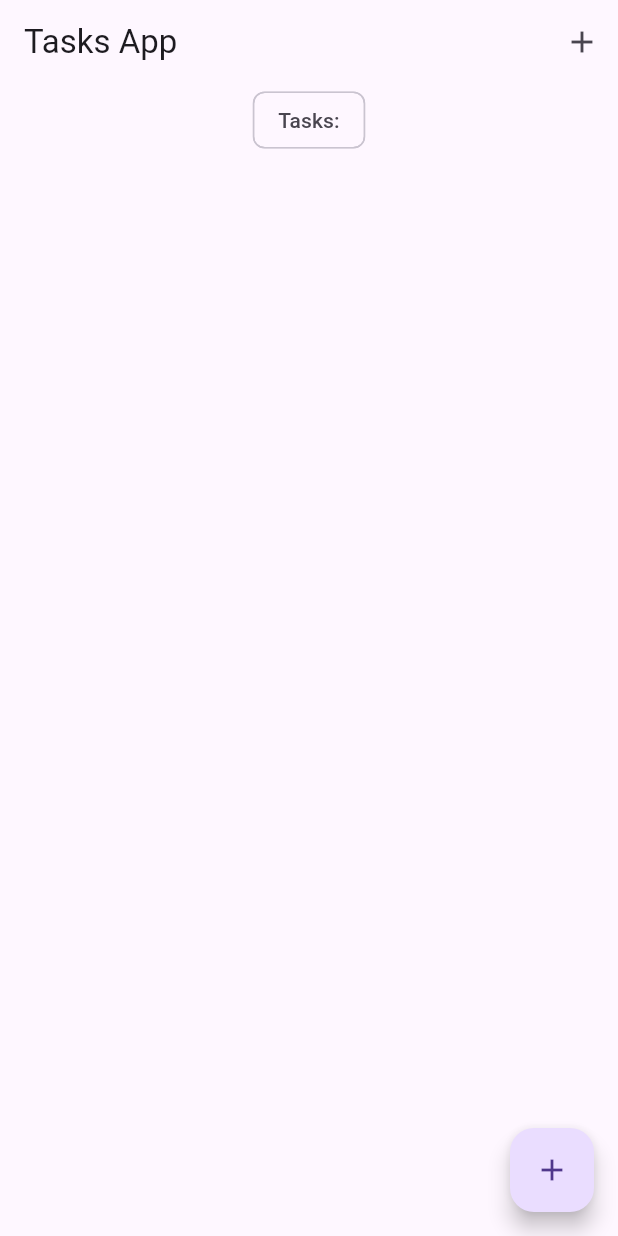
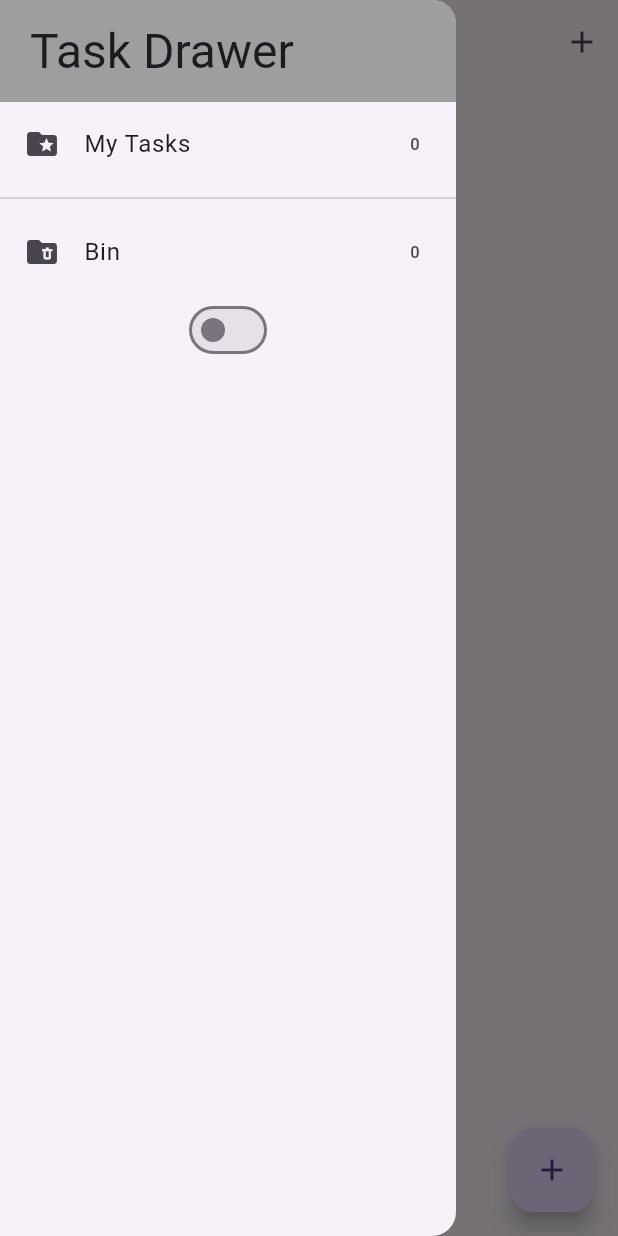
Before and after one commit to AmassanaSergeJunior/flutter-todo-bloc, a Flutter app: the screen it shows after launch, with the side drawer open (before the commit the screen has no drawer), on a phone screen of 412 x 824 dp. Run offline on Flutter 3.47's test engine with Material 3 defaults, Android fonts, the phone set to English and light mode, and no system bars; our stand-ins replace equatable, flutter_bloc, hydrated_bloc.

Commit message:
drawer and Recycle bin

```diff
--- a/lib/blocs/bloc/tasks_event.dart
+++ b/lib/blocs/bloc/tasks_event.dart
@@ -27,6 +27,16 @@ class AddTask extends TasksEvent {
   List<Object> get props => [task];
 }
 
+class RemoveTask extends TasksEvent {
+  final Task task;
+  const RemoveTask({
+    required this.task,
+  });
+
+   @override
+  List<Object> get props => [task];
+}
+
 class DeleteTask extends TasksEvent {
   final Task task;
   const DeleteTask({
--- a/lib/blocs/bloc/tasks_state.dart
+++ b/lib/blocs/bloc/tasks_state.dart
@@ -2,22 +2,29 @@ part of 'tasks_bloc.dart';
 
 class TasksState extends Equatable {
   final List<Task> allTasks;
+  final List<Task> removedTasks;
   const TasksState({
     this.allTasks = const <Task>[],
+    this.removedTasks = const <Task>[],
   });
+
+
   @override
-  List<Object> get props => [allTasks];
+  List<Object> get props => [allTasks, removedTasks];
 
   Map<String, dynamic> toMap() {
     return {
       'allTasks': allTasks.map((x) => x.toMap()).toList(),
+      'removedTasks': removedTasks.map((x) => x.toMap()).toList(),
+
     };
   }
 
   factory TasksState.fromMap(Map<String, dynamic> map) {
     return TasksState(
-        allTasks:
-            List<Task>.from(map['allTasks']?.map((x) => Task.fromMap(x)))
-    );
-  }
+        allTasks: List<Task>.from(map['allTasks']?.map((x) => Task.fromMap(x))),
+        removedTasks: List<Task>.from(map['removedTasks']?.map((x) => Task.fromMap(x))),
+
+   );
+ }
 }
--- a/lib/main.dart
+++ b/lib/main.dart
@@ -2,23 +2,26 @@ import 'package:flutter/material.dart';
 import 'package:path_provider/path_provider.dart';
 import 'package:todoapp/blocs/bloc_exports.dart';
 import 'package:todoapp/screens/tasks_screen.dart';
+import 'package:todoapp/services/app_router.dart';
 
-void main() async{
+void main() async {
   WidgetsFlutterBinding.ensureInitialized();
 
   final storage = await HydratedStorage.build(
     storageDirectory: await getApplicationDocumentsDirectory(),
-
   );
 
   HydratedBlocOverrides.runZoned(
-    () => runApp(const MainApp()),
+    () => runApp(MainApp(
+       appRouter: Approuter(),
+    )),
     storage: storage,
   );
 }
 
 class MainApp extends StatelessWidget {
-  const MainApp({super.key});
+  const MainApp({super.key, required this.appRouter});
+  final Approuter appRouter;
 
   @override
   Widget build(BuildContext context) {
@@ -30,6 +33,7 @@ class MainApp extends StatelessWidget {
           primarySwatch: Colors.blue,
         ),
         home: const TasksScreen(),
+        onGenerateRoute: appRouter.onGenerateRoute,
       ),
     );
   }
--- /dev/null
+++ b/lib/screens/my_drawer.dart
@@ -0,0 +1,74 @@
+import 'package:flutter/cupertino.dart';
+import 'package:flutter/material.dart';
+import 'package:flutter/widgets.dart';
+import 'package:todoapp/screens/recycle_bin.dart';
+import 'package:todoapp/screens/tasks_screen.dart';
+
+import '../blocs/bloc_exports.dart';
+
+class MyDrawer extends StatefulWidget {
+  const MyDrawer({super.key});
+
+  @override
+  State<MyDrawer> createState() => _MyDrawerState();
+}
+
+class _MyDrawerState extends State<MyDrawer> {
+
+bool switchValue = false;
+
+
+  @override
+  Widget build(BuildContext context) {
+    return SafeArea(
+      child: Drawer(
+        child: Column(
+          children: [
+            Container(
+              width: double.infinity,
+              padding: EdgeInsets.symmetric(vertical: 14, horizontal: 20),
+              color: Colors.grey,
+              child: Text(
+                'Task Drawer',
+                style: Theme.of(context).textTheme.headlineLarge,
+              ),
+            ),
+            BlocBuilder<TasksBloc, TasksState>(
+              builder: (context, state) {
+                return GestureDetector(
+                  onTap: () => Navigator.of(context).pushReplacementNamed(TasksScreen.id),
+                  child: ListTile(
+                    leading: const Icon(Icons.folder_special),
+                    title: const Text('My Tasks'),
+                    trailing: Text('${state.allTasks.length}'),
+                  ),
+                );
+              },
+            ),
+            const Divider(),
+            BlocBuilder<TasksBloc, TasksState>(
+              builder: (context, state) {
+                return GestureDetector(
+                  onTap: () => Navigator.of(context).pushReplacementNamed(
+                    RecycleBin.id,
+                  ),
+                  child:  ListTile(
+                    leading: const Icon(Icons.folder_delete),
+                    title: const Text('Bin'),
+                    trailing: Text('${state.removedTasks.length}'),
+                  ),
+                );
+              },
+            ),
+            Switch(
+              value: switchValue,
+               onChanged: (newValue) {
+                 switchValue = newValue;
+               },
+               )
+          ],
+        ),
+      ),
+    );
+  }
+}
--- a/lib/screens/tasks_screen.dart
+++ b/lib/screens/tasks_screen.dart
@@ -3,12 +3,13 @@ import 'package:flutter_bloc/flutter_bloc.dart';
 import 'package:todoapp/blocs/bloc/tasks_bloc.dart';
 import 'package:todoapp/models/task.dart';
 import 'package:todoapp/screens/add_screen_screen.dart';
+import 'package:todoapp/screens/my_drawer.dart';
 
 import 'package:todoapp/widgets/tasks_list.dart';
 
 class TasksScreen extends StatefulWidget {
   const TasksScreen({super.key});
-
+  static const id = 'tasks_screen';
   @override
   State<TasksScreen> createState() => _TasksScreenState();
 }
@@ -41,13 +42,14 @@ class _TasksScreenState extends State<TasksScreen> {
               )
             ],
           ),
+          drawer: const MyDrawer(),
           body: Column(
             crossAxisAlignment: CrossAxisAlignment.center,
             children: [
-              const Center(
+              Center(
                 child: Chip(
                   label: Text(
-                    'Tasks:',
+                    '${state.allTasks.length} Tasks',
                   ),
                 ),
               ),
--- /dev/null
+++ b/lib/widgets/task_tile.dart
@@ -0,0 +1,38 @@
+import 'package:flutter/material.dart';
+
+import '../blocs/bloc_exports.dart';
+import '../models/task.dart';
+
+class TaskTile extends StatelessWidget {
+  const TaskTile({
+    super.key,
+    required this.task,
+  });
+
+  final Task task;
+
+  void _removeOrDeleteTask(BuildContext context, Task task) {
+    task.isDeleted!
+        ? context.read<TasksBloc>().add(DeleteTask(task: task))
+        : context.read<TasksBloc>().add(RemoveTask(task: task));
+  }
+
+  @override
+  Widget build(BuildContext context) {
+    return ListTile(
+      title: Text(
+        task.title,
+        style: TextStyle(
+            decoration: task.isDone! ? TextDecoration.lineThrough : null),
+      ),
+      trailing: Checkbox(
+        value: task.isDone,
+        onChanged: task.isDeleted == false? (value) {
+          context.read<TasksBloc>().add(UpdateTask(task: task));
+        }
+        : null,
+      ),
+      onLongPress: () =>  _removeOrDeleteTask(context, task),
+    );
+  }
+}
```
Also changed, not shown: lib/blocs/bloc/tasks_bloc.dart (+16 -1 lines), lib/screens/recycle_bin.dart (added, +44 -0 lines), lib/services/app_router.dart (added, +16 -0 lines), lib/widgets/tasks_list.dart (+3 -11 lines), 1 other file.
